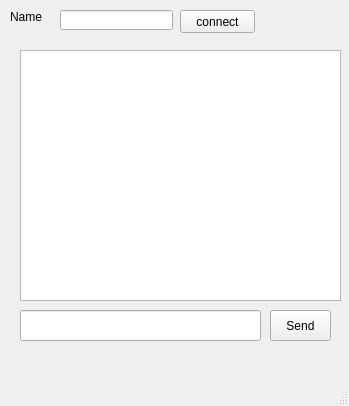
This is clientWin.ui in avni25/chatApp as Qt 5 draws it before an edit. The edited form follows.
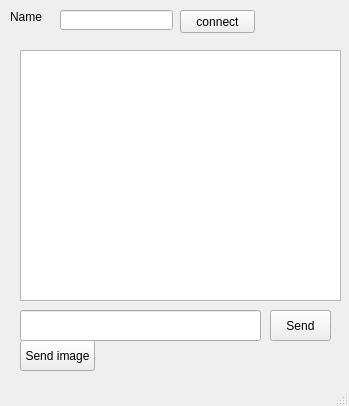
This is the edited form.

Patch:
```diff
--- a/clientWin.ui
+++ b/clientWin.ui
@@ -89,6 +89,19 @@
      <string>Return</string>
     </property>
    </widget>
+   <widget class="QPushButton" name="btn_send_img">
+    <property name="geometry">
+     <rect>
+      <x>20</x>
+      <y>340</y>
+      <width>75</width>
+      <height>31</height>
+     </rect>
+    </property>
+    <property name="text">
+     <string>Send image</string>
+    </property>
+   </widget>
   </widget>
   <widget class="QMenuBar" name="menubar">
    <property name="geometry">
```
